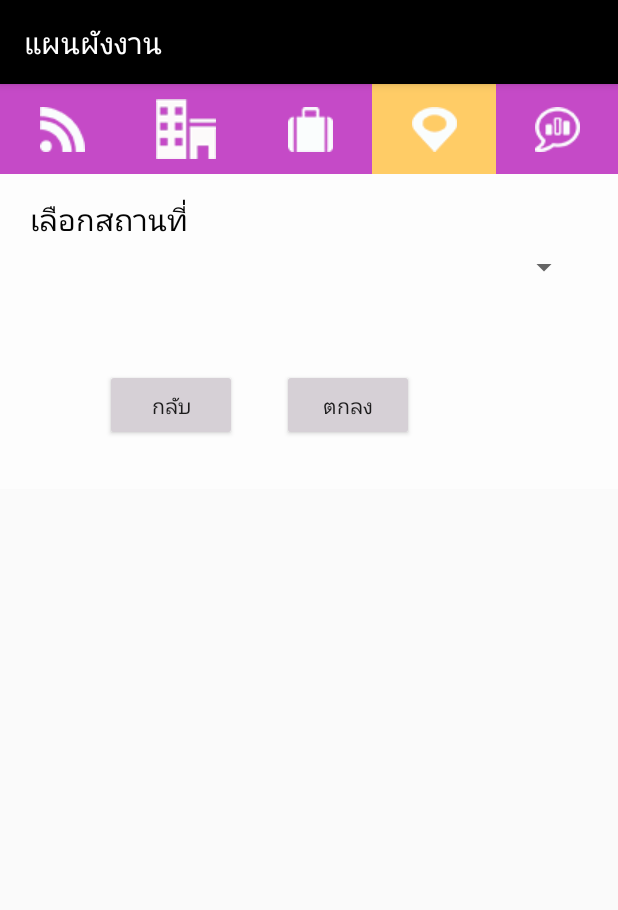
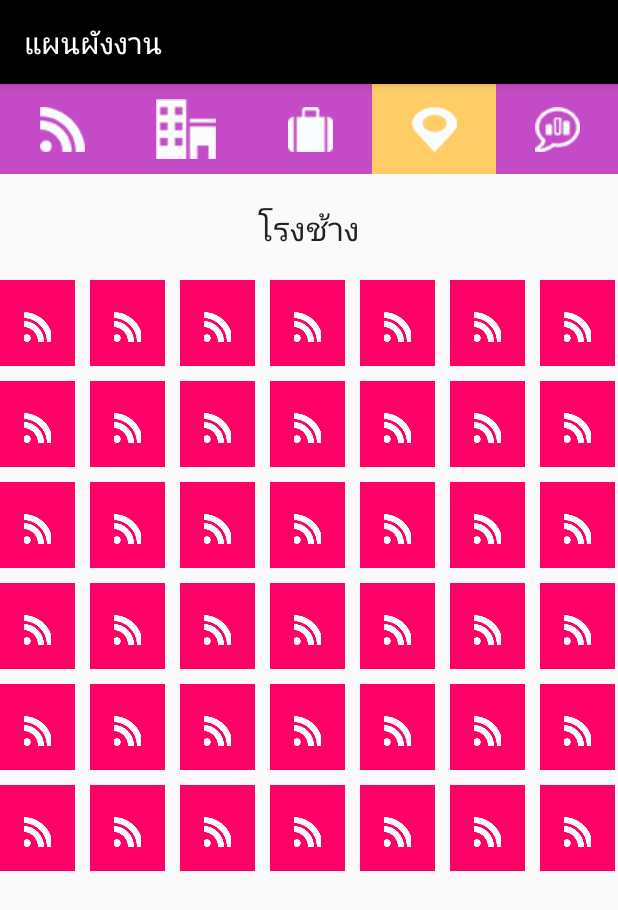
Before and after one commit to Maneewan/FMS_Job, an Android app: the LayoutActivity screen opened directly, with no data from a screen before it, on a phone screen of 412 x 824 dp. Shown: the top 910 px of the screen. Run offline under Robolectric (Android 15) with nearby library versions, the phone set to English and light mode, and no system bars.

Commit message:
แก้ไข Layout แผนผังงาน #2

```diff
--- a/app/src/main/java/maneewan/fms_job/GridViewActivity.java
+++ b/app/src/main/java/maneewan/fms_job/GridViewActivity.java
@@ -36,8 +36,6 @@ public class GridViewActivity extends ArrayAdapter {
         {
             LayoutInflater inflater = ((Activity) context).getLayoutInflater();
             row = inflater.inflate(R.layout.activity_grid_view, parent, false);
-
-
             TextView textViewTitle = (TextView) row.findViewById(R.id.textView);
             ImageView imageViewIte = (ImageView) row.findViewById(R.id.imageGrid);
 
--- a/app/src/main/java/maneewan/fms_job/LayoutActivity.java
+++ b/app/src/main/java/maneewan/fms_job/LayoutActivity.java
@@ -1,17 +1,64 @@
 package maneewan.fms_job;
 
+import android.content.Context;
 import android.content.Intent;
+import android.graphics.drawable.Drawable;
+import android.os.Build;
+import android.os.StrictMode;
 import android.support.v7.app.AppCompatActivity;
 import android.os.Bundle;
+import android.util.Log;
+import android.view.LayoutInflater;
 import android.view.View;
+import android.view.ViewGroup;
+import android.widget.AdapterView;
+import android.widget.ArrayAdapter;
+import android.widget.GridView;
+import android.widget.ImageView;
+import android.widget.ListView;
+import android.widget.TextView;
 
-public class LayoutActivity extends AppCompatActivity {
+import org.apache.http.HttpEntity;
+import org.apache.http.HttpResponse;
+import org.apache.http.NameValuePair;
+import org.apache.http.client.ClientProtocolException;
+import org.apache.http.client.entity.UrlEncodedFormEntity;
+import org.apache.http.client.methods.HttpPost;
+import org.apache.http.impl.client.DefaultHttpClient;
+import org.apache.http.protocol.HTTP;
+import org.json.JSONArray;
+import org.json.JSONException;
+
+import java.io.BufferedReader;
+import java.io.IOException;
+import java.io.InputStream;
+import java.io.InputStreamReader;
+import java.net.URL;
+import java.util.ArrayList;
+import java.util.List;
+
+public class LayoutActivity extends AppCompatActivity{
+    GridView gridView;
+    GridLayout gridViewHome;
 
     @Override
     protected void onCreate(Bundle savedInstanceState) {
         super.onCreate(savedInstanceState);
         setContentView(R.layout.activity_layout);
+
+        if (Build.VERSION.SDK_INT > 9) {
+            StrictMode.ThreadPolicy policy = new StrictMode.ThreadPolicy.Builder().permitAll().build();
+            StrictMode.setThreadPolicy(policy);
+        }
+
+        //start grid view
+        gridView = (GridView) findViewById(R.id.GridViewLayout);
+        // Create the Custom Adapter Object
+        gridViewHome = new GridLayout(this);
+        // Set the Adapter to GridView
+        gridView.setAdapter(gridViewHome);
     }
+
     public void clickToFeed4(View view) {
 
         Intent i = new Intent(LayoutActivity.this,FeedNewsActivity.class);
@@ -37,4 +84,5 @@ public class LayoutActivity extends AppCompatActivity {
         Intent i = new Intent(LayoutActivity.this,PollActivity.class);
         startActivity(i);
     }
+
 }
--- a/app/src/main/java/maneewan/fms_job/MainActivity.java
+++ b/app/src/main/java/maneewan/fms_job/MainActivity.java
@@ -36,7 +36,7 @@ import java.util.List;
 
 public class MainActivity extends AppCompatActivity {
 
-    public static String mainhttp = "http://172.22.154.96";
+    public static String mainhttp = "http://172.27.25.28";
     GridView gridView;
     GridViewActivity gridViewHome;
     String[] event_no, event_name;
--- a/app/src/main/res/layout/activity_company.xml
+++ b/app/src/main/res/layout/activity_company.xml
@@ -71,7 +71,7 @@
                android:id="@+id/button3"
                android:gravity="center"
                android:layout_marginTop="120dp"
-               android:background="#7cf97a7a"
+               android:background="#CC0000"
                android:textColor="#ffffff"
                android:textSize="20dp"
                android:onClick="clickToGroup"/>
@@ -82,7 +82,7 @@
                android:id="@+id/button3"
                android:gravity="center"
                android:layout_marginTop="30dp"
-               android:background="#9af2812c"
+               android:background="#006666"
                android:textColor="#ffffff"
                android:textSize="20dp"
                android:onClick="clickToAllCom"/>
--- /dev/null
+++ b/app/src/main/res/layout/activity_grid_layout.xml
@@ -0,0 +1,22 @@
+<?xml version="1.0" encoding="utf-8"?>
+<LinearLayout xmlns:android="http://schemas.android.com/apk/res/android"
+    xmlns:tools="http://schemas.android.com/tools"
+    android:layout_width="match_parent"
+    android:layout_height="match_parent"
+    android:paddingBottom="@dimen/activity_vertical_margin"
+    android:paddingLeft="@dimen/activity_horizontal_margin"
+    android:paddingRight="@dimen/activity_horizontal_margin"
+    android:paddingTop="@dimen/activity_vertical_margin"
+    android:gravity="center"
+    android:orientation="vertical"
+    tools:context="maneewan.fms_job.GridLayout"
+    android:id="@+id/gridLayout">
+    <ImageView
+        android:layout_width="20dp"
+        android:layout_height="20dp"
+        android:gravity="center"
+        android:src="@drawable/poll_1"
+        android:id="@+id/imageGrid"
+        android:layout_marginTop="5dp"/>
+
+</LinearLayout>
--- a/app/src/main/res/layout/activity_job.xml
+++ b/app/src/main/res/layout/activity_job.xml
@@ -71,7 +71,7 @@
                 android:id="@+id/button3"
                 android:gravity="center"
                 android:layout_marginTop="100dp"
-                android:background="#7cf97a7a"
+                android:background="#FF0066"
                 android:textColor="#ffffff"
                 android:textSize="20dp"
                 android:onClick="clickToJobMajor"/>
@@ -82,7 +82,7 @@
                 android:id="@+id/button3"
                 android:gravity="center"
                 android:layout_marginTop="30dp"
-                android:background="#7c7af9f1"
+                android:background="#3366FF"
                 android:textColor="#ffffff"
                 android:textSize="20dp"
                 android:onClick="clickToJobCom"/>
@@ -93,7 +93,7 @@
                 android:id="@+id/button3"
                 android:gravity="center"
                 android:layout_marginTop="30dp"
-                android:background="#9af2812c"
+                android:background="#FF3333"
                 android:textColor="#ffffff"
                 android:textSize="20dp"
                 android:onClick="clickToJobAll"/>
--- a/app/src/main/res/layout/activity_layout.xml
+++ b/app/src/main/res/layout/activity_layout.xml
@@ -1,23 +1,22 @@
 <?xml version="1.0" encoding="utf-8"?>
-<ScrollView xmlns:android="http://schemas.android.com/apk/res/android"
+<LinearLayout xmlns:android="http://schemas.android.com/apk/res/android"
     xmlns:tools="http://schemas.android.com/tools"
     android:layout_width="match_parent"
     android:layout_height="match_parent"
     android:paddingBottom="@dimen/activity_vertical_margin"
-    tools:context="maneewan.fms_job.LayoutActivity"
+    tools:context=".LayoutActivity"
     android:orientation="vertical">
 
     <LinearLayout
-        android:orientation="vertical"
         android:layout_width="match_parent"
-        android:layout_height="match_parent">
+        android:layout_height="wrap_content"
+        android:orientation="vertical">
+
         <LinearLayout
             android:orientation="horizontal"
             android:layout_width="match_parent"
             android:layout_height="60dp"
-        android:background="#c54ac7"
-        android:gravity="center"
-        android:layout_weight="1">
+            android:background="#c54ac7">
 
             <ImageButton
                 android:layout_width="match_parent"
@@ -25,7 +24,8 @@
                 android:layout_weight="0.2"
                 android:src="@drawable/feed_h"
                 android:background="#00ffffff"
-            android:onClick="clickToFeed4" />
+                android:onClick="clickToFeed4"
+                />
             <ImageButton
                 android:layout_width="match_parent"
                 android:layout_height="match_parent"
@@ -45,7 +45,8 @@
                 android:layout_height="match_parent"
                 android:layout_weight="0.2"
                 android:src="@drawable/layout_h"
-            android:background="#ffcc66"/>
+                android:background="#FFCC66"
+                android:onClick="clickToLayout4" />
             <ImageButton
                 android:layout_width="match_parent"
                 android:layout_height="match_parent"
@@ -53,84 +54,34 @@
                 android:src="@drawable/poll_h"
                 android:background="#00ffffff"
                 android:onClick="clickToPoll4" />
-
-
         </LinearLayout>
-
         <LinearLayout
             android:orientation="vertical"
             android:layout_width="match_parent"
-        android:layout_height="match_parent"
-        android:background="#7bfeffff">
-
-        <LinearLayout
-            android:orientation="vertical"
-            android:layout_width="match_parent"
-            android:layout_height="50dp"
-            android:layout_gravity="center_vertical">
-
+            android:layout_height="wrap_content"
+            android:gravity="center">
             <TextView
                 android:layout_width="wrap_content"
                 android:layout_height="wrap_content"
-                android:text="เลือกสถานที่"
-                android:id="@+id/textView2"
-                android:layout_gravity="center_vertical"
-                android:layout_marginTop="15dp"
-                android:textSize="20dp"
-                android:layout_marginLeft="20dp"
-                android:textColor="#030303" />
+                android:textAppearance="?android:attr/textAppearanceLarge"
+                android:text="โรงช้าง"
+                android:id="@+id/textView3"
+                android:layout_marginTop="20dp"
+                android:layout_marginBottom="20dp"
+                android:gravity="center_vertical"/>
+            <GridView
+                android:id="@+id/GridViewLayout"
+                android:layout_width="match_parent"
+                android:layout_height="match_parent"
+                android:columnWidth="50dp"
+                android:numColumns="auto_fit"
+                android:verticalSpacing="10dp"
+                android:horizontalSpacing="10dp"
+                android:stretchMode="columnWidth"
+                android:gravity="center">
+
+            </GridView>
 
             </LinearLayout>
-
-        <LinearLayout
-            android:orientation="vertical"
-            android:layout_width="match_parent"
-            android:layout_height="80dp">
-
-            <Spinner
-                android:layout_width="match_parent"
-                android:layout_height="wrap_content"
-                android:id="@+id/spinner"
-                android:layout_gravity="center_horizontal"
-                android:layout_marginLeft="40dp"
-                android:layout_marginRight="30dp"
-                android:spinnerMode="dropdown" />
-        </LinearLayout>
-
-        <LinearLayout
-            android:orientation="horizontal"
-            android:layout_width="match_parent"
-            android:layout_height="80dp"
-            android:layout_gravity="center_vertical">
-
-            <Button
-                android:layout_width="wrap_content"
-                android:layout_height="wrap_content"
-                android:text="กลับ"
-                android:id="@+id/button2"
-                android:layout_gravity="center_horizontal"
-                android:gravity="center"
-                android:layout_marginLeft="70dp"
-                android:backgroundTint="#d6d0d6" />
-
-            <LinearLayout
-                android:orientation="horizontal"
-                android:layout_width="30dp"
-                android:layout_height="match_parent"></LinearLayout>
-
-            <Button
-                android:layout_width="wrap_content"
-                android:layout_height="wrap_content"
-                android:text="ตกลง"
-                android:id="@+id/button"
-                android:backgroundTint="#d6d0d6" />
-        </LinearLayout>
-
-        <LinearLayout
-            android:orientation="vertical"
-            android:layout_width="match_parent"
-            android:layout_height="match_parent"></LinearLayout>
         </LinearLayout>
     </LinearLayout>
-
-</ScrollView>
--- a/app/src/main/res/layout/listcompanyall.xml
+++ b/app/src/main/res/layout/listcompanyall.xml
@@ -7,8 +7,8 @@
         android:layout_height="wrap_content"
         android:orientation="horizontal">
     <ImageView
-        android:layout_width="120px"
-        android:layout_height="120px"
+        android:layout_width="150px"
+        android:layout_height="180px"
         android:id="@+id/imageCompany"
         android:src="@drawable/company_h" />
         <LinearLayout
@@ -16,6 +16,7 @@
             android:layout_height="wrap_content"
             android:orientation="vertical">
         <TextView
+            android:layout_marginTop="20dp"
             android:id="@+id/name"
             android:layout_width="wrap_content"
             android:layout_height="wrap_content"
--- a/app/src/main/res/layout/news_view.xml
+++ b/app/src/main/res/layout/news_view.xml
@@ -24,7 +24,7 @@
             android:textSize="16dp" />
         <ImageView
             android:layout_width="match_parent"
-            android:layout_height="90dp"
+            android:layout_height="100dp"
             android:src="@drawable/company_h"
             android:layout_marginLeft="20dp"
             android:layout_marginRight="20dp"
```
Also changed, not shown: app/src/main/java/maneewan/fms_job/Company_by_group.java (+28 -8 lines), app/src/main/java/maneewan/fms_job/Job_allActivity.java (+5 -4 lines), app/src/main/java/maneewan/fms_job/Job_companyActivity.java (+29 -11 lines), app/src/main/java/maneewan/fms_job/Job_position_by_major.java (+10 -9 lines), app/src/main/java/maneewan/fms_job/PollActivity.java (+6 -6 lines), app/src/main/res/layout/list_company_group.xml (+10 -13 lines), app/src/main/res/layout/list_job_position.xml (+21 -11 lines), app/src/main/res/layout/listcompany.xml (+15 -7 lines), app/src/main/res/layout/listjoball.xml (+20 -1 lines). Lines whose indentation alone changed are shown as unchanged.
